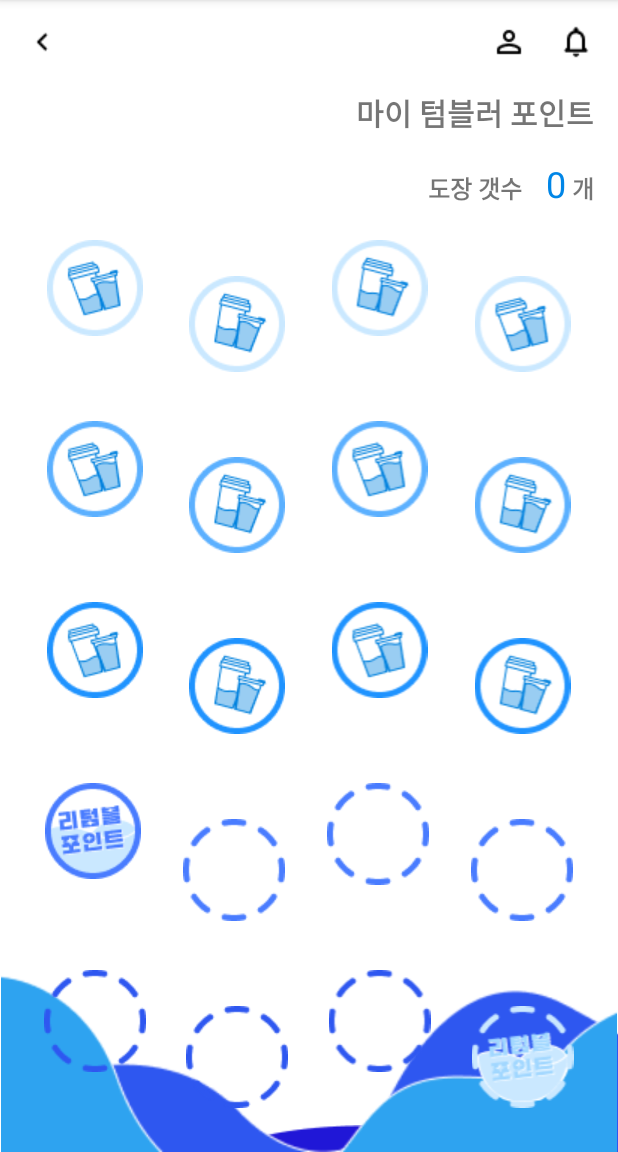
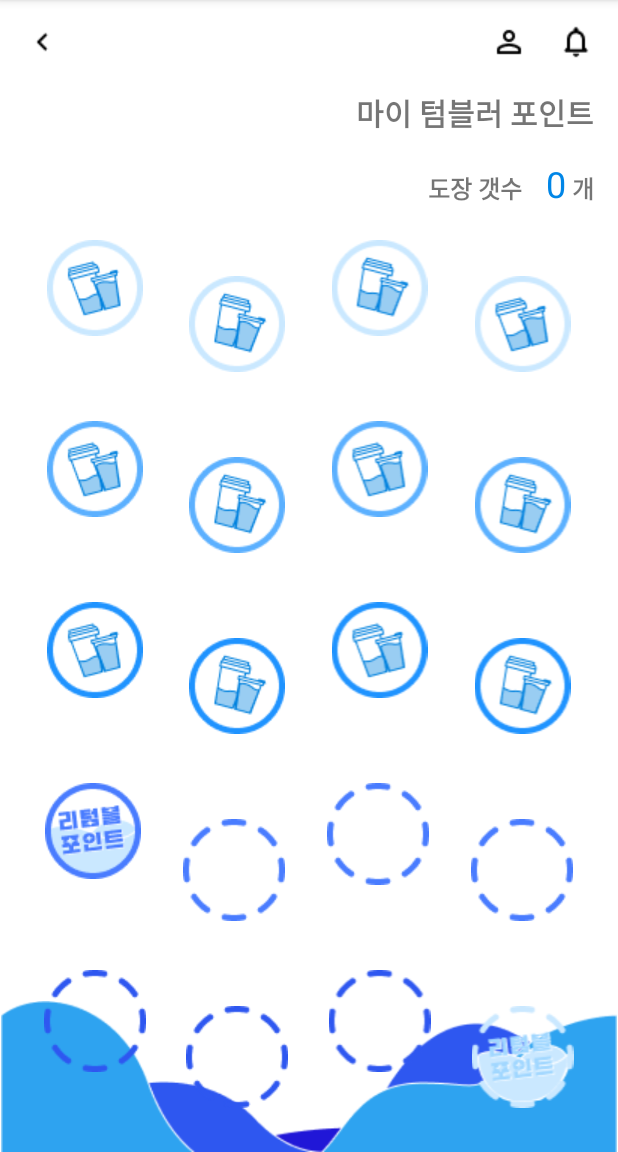
Before and after one commit to MoneyAdd/MyFintech2, an Android app: the StampActivity screen opened directly, with no data from a screen before it, on a phone screen of 412 x 824 dp, the part 84-1236 px from its top. Run offline under Robolectric (Android 15) with nearby library versions, the phone set to English and light mode, and no system bars.

Commit message:
xml추가

```diff
--- a/app/src/main/res/layout/activity_stamp.xml
+++ b/app/src/main/res/layout/activity_stamp.xml
@@ -9,9 +9,17 @@
     <ImageView
         android:layout_width="match_parent"
         android:layout_height="wrap_content"
+        android:src="@drawable/frame_83"
+        android:adjustViewBounds="true"
+        app:layout_constraintBottom_toBottomOf="parent"
+        app:layout_constraintEnd_toEndOf="parent"
+        app:layout_constraintStart_toStartOf="parent" />
+    <!-- <ImageView
+        android:layout_width="match_parent"
+        android:layout_height="wrap_content"
         android:src="@drawable/vector4"
-        android:layout_marginLeft="136dp"
-        android:layout_marginRight="26dp"
+        android:layout_marginLeft="137dp"
+        android:adjustViewBounds="true"
         app:layout_constraintBottom_toBottomOf="parent"
         app:layout_constraintEnd_toEndOf="parent"
         app:layout_constraintStart_toStartOf="parent" />
@@ -31,7 +39,7 @@
         android:adjustViewBounds="true"
         app:layout_constraintBottom_toBottomOf="parent"
         app:layout_constraintEnd_toEndOf="parent"
-        app:layout_constraintStart_toStartOf="parent"/>
+        app:layout_constraintStart_toStartOf="parent"/>-->
 <LinearLayout
     android:layout_width="match_parent"
     android:layout_height="match_parent"
```
Also changed, not shown: app/src/main/res/drawable/frame83.png (added), app/src/main/res/drawable/frame_83.png (added).
